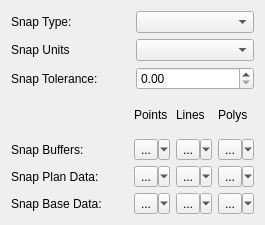
First picture: the form in src/edit_widget_base.ui, repository lparchaeology/ArkPlan, before the edit.
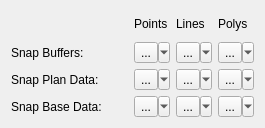
Second picture: the form after the edit. Custom widgets are drawn as their Qt base class.

Commit message:
Clean-up Edit Dock a bit
Note stops working on reload

```diff
--- a/src/edit_widget_base.ui
+++ b/src/edit_widget_base.ui
@@ -7,56 +7,13 @@
     <x>0</x>
     <y>0</y>
     <width>265</width>
-    <height>225</height>
+    <height>128</height>
    </rect>
   </property>
   <property name="windowTitle">
    <string>Form</string>
   </property>
   <layout class="QVBoxLayout" name="verticalLayout">
-   <item>
-    <layout class="QGridLayout" name="gridLayout_2">
-     <item row="2" column="0">
-      <widget class="QLabel" name="snapToleranceLabel">
-       <property name="text">
-        <string>Snap Tolerance:</string>
-       </property>
-       <property name="buddy">
-        <cstring>snapToleranceSpin</cstring>
-       </property>
-      </widget>
-     </item>
-     <item row="1" column="1">
-      <widget class="SnappingUnitCombo" name="snapUnitCombo"/>
-     </item>
-     <item row="1" column="0">
-      <widget class="QLabel" name="snapUnitLabel">
-       <property name="text">
-        <string>Snap Units</string>
-       </property>
-       <property name="buddy">
-        <cstring>snapUnitCombo</cstring>
-       </property>
-      </widget>
-     </item>
-     <item row="0" column="1">
-      <widget class="SnappingTypeCombo" name="snapTypeCombo"/>
-     </item>
-     <item row="0" column="0">
-      <widget class="QLabel" name="snapTypeLabel">
-       <property name="text">
-        <string>Snap Type:</string>
-       </property>
-       <property name="buddy">
-        <cstring>snapTypeCombo</cstring>
-       </property>
-      </widget>
-     </item>
-     <item row="2" column="1">
-      <widget class="SnappingToleranceSpinBox" name="snapToleranceSpin"/>
-     </item>
-    </layout>
-   </item>
    <item>
     <layout class="QGridLayout" name="gridLayout">
      <item row="2" column="1">
@@ -237,21 +194,6 @@
    <extends>QToolButton</extends>
    <header>..libarkqgis.snapping.h</header>
   </customwidget>
-  <customwidget>
-   <class>SnappingTypeCombo</class>
-   <extends>QComboBox</extends>
-   <header>..libarkqgis.snapping.h</header>
-  </customwidget>
-  <customwidget>
-   <class>SnappingToleranceSpinBox</class>
-   <extends>QDoubleSpinBox</extends>
-   <header>..libarkqgis.snapping.h</header>
-  </customwidget>
-  <customwidget>
-   <class>SnappingUnitCombo</class>
-   <extends>QComboBox</extends>
-   <header>..libarkqgis.snapping.h</header>
-  </customwidget>
  </customwidgets>
  <tabstops>
   <tabstop>snapTypeCombo</tabstop>
```
Left out of the diff: 3 changed lines with no effect on the pictures. The commit also changes 3 other files.
